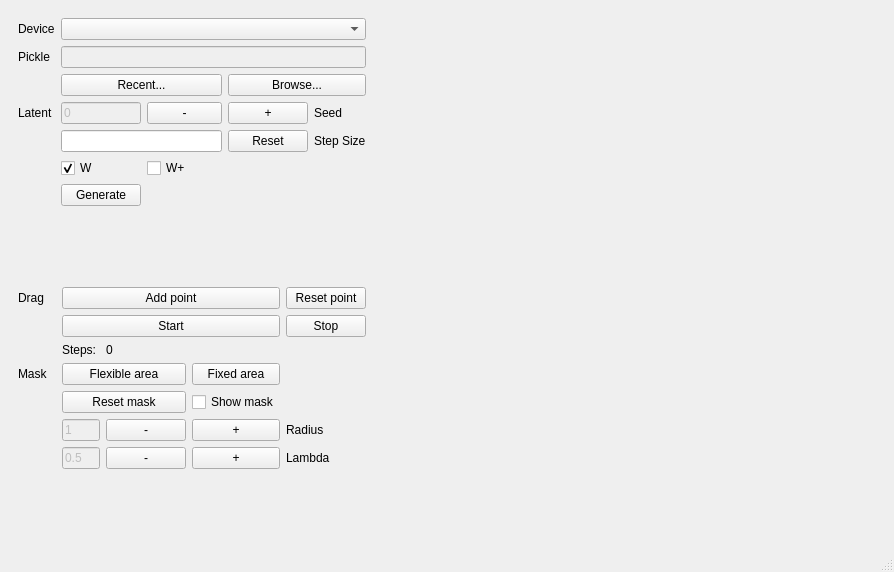
Above: ui/mainwindow.ui from Mech-Who/MyDragGAN before the change. Below: the same form after it.
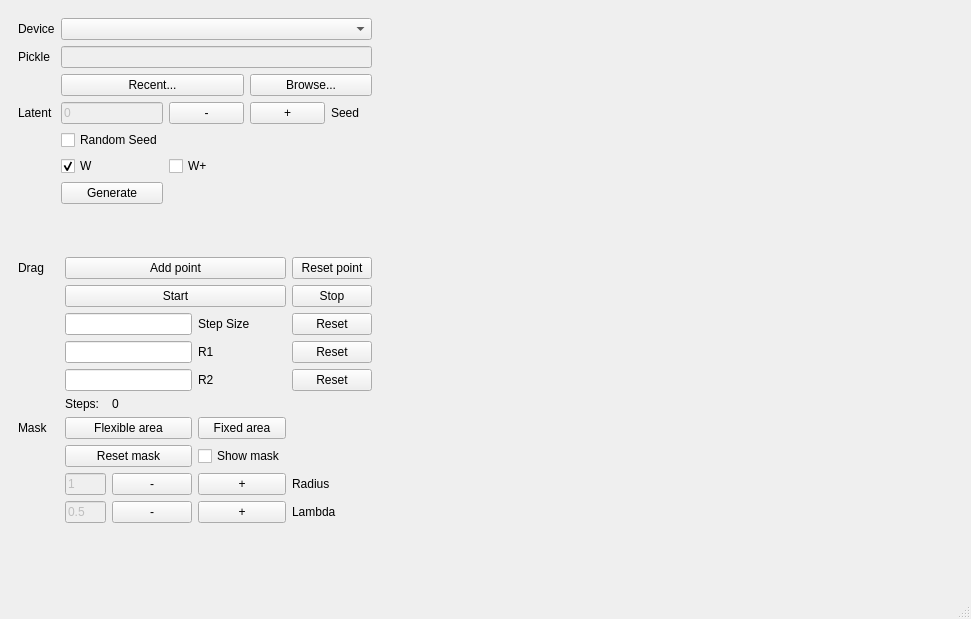
That is the form after the change. Custom widgets are drawn as their Qt base class.

Commit message: 添加R1、R2设置和RandomSeed

What changed in the file:
```diff
--- a/ui/mainwindow.ui
+++ b/ui/mainwindow.ui
@@ -6,18 +6,21 @@
    <rect>
     <x>0</x>
     <y>0</y>
-    <width>894</width>
-    <height>572</height>
+    <width>971</width>
+    <height>619</height>
    </rect>
   </property>
   <property name="windowTitle">
    <string>MainWindow</string>
   </property>
   <widget class="QWidget" name="centralwidget">
-   <layout class="QGridLayout" name="gridLayout" rowstretch="1,1" columnstretch="1,3">
+   <layout class="QGridLayout" name="gridLayout" rowstretch="7,10,0" columnstretch="1,3">
     <property name="spacing">
      <number>6</number>
     </property>
+    <item row="0" column="1" rowspan="3">
+     <widget class="ImageWidget" name="Image_Widget" native="true"/>
+    </item>
     <item row="0" column="0">
      <widget class="QWidget" name="model" native="true">
       <property name="sizePolicy">
@@ -26,7 +29,14 @@
         <verstretch>0</verstretch>
        </sizepolicy>
       </property>
-      <layout class="QGridLayout" name="gridLayout_2" rowstretch="1,0,0,0,0,0,0,0,0" columnstretch="2,0,0,0,0,0,0">
+      <layout class="QGridLayout" name="gridLayout_2" rowstretch="1,0,0,0,0,0,0,0" columnstretch="2,0,0,0,0,0,0">
+       <item row="2" column="3" colspan="4">
+        <widget class="QPushButton" name="Browse_PushButton">
+         <property name="text">
+          <string>Browse...</string>
+         </property>
+        </widget>
+       </item>
        <item row="3" column="2">
         <widget class="QPushButton" name="Minus4Seed_PushButton">
          <property name="minimumSize">
@@ -40,30 +50,14 @@
          </property>
         </widget>
        </item>
-       <item row="3" column="3">
-        <widget class="QPushButton" name="Plus4Seed_PushButton">
-         <property name="minimumSize">
-          <size>
-           <width>75</width>
-           <height>0</height>
-          </size>
-         </property>
+       <item row="2" column="1" colspan="2">
+        <widget class="QPushButton" name="Recent_PushButton">
          <property name="text">
-          <string>+</string>
+          <string>Recent...</string>
          </property>
         </widget>
        </item>
-       <item row="1" column="0">
-        <widget class="QLabel" name="Pickle_Label">
-         <property name="text">
-          <string>Pickle</string>
-         </property>
-        </widget>
-       </item>
-       <item row="5" column="1" colspan="2">
-        <widget class="QLineEdit" name="StepSize_LineEdit"/>
-       </item>
-       <item row="6" column="2">
+       <item row="5" column="2">
         <widget class="QCheckBox" name="Wp_CheckBox">
          <property name="text">
           <string>W+</string>
@@ -73,24 +67,10 @@
          </attribute>
         </widget>
        </item>
-       <item row="5" column="4" colspan="3">
-        <widget class="QLabel" name="StepSize_Label">
-         <property name="text">
-          <string>Step Size</string>
-         </property>
-        </widget>
-       </item>
        <item row="0" column="1" colspan="6">
         <widget class="QComboBox" name="Device_ComboBox"/>
        </item>
-       <item row="2" column="1" colspan="2">
-        <widget class="QPushButton" name="Recent_PushButton">
-         <property name="text">
-          <string>Recent...</string>
-         </property>
-        </widget>
-       </item>
-       <item row="6" column="1">
+       <item row="5" column="1">
         <widget class="QCheckBox" name="W_CheckBox">
          <property name="enabled">
           <bool>true</bool>
@@ -106,34 +86,13 @@
          </attribute>
         </widget>
        </item>
-       <item row="3" column="0">
-        <widget class="QLabel" name="Latent_Label">
-         <property name="text">
-          <string>Latent</string>
-         </property>
-        </widget>
-       </item>
-       <item row="3" column="4">
-        <widget class="QLabel" name="Seed_Label">
-         <property name="text">
-          <string>Seed</string>
-         </property>
-        </widget>
-       </item>
-       <item row="7" column="1">
+       <item row="6" column="1">
         <widget class="QPushButton" name="Generate_PushButton">
          <property name="text">
           <string>Generate</string>
          </property>
         </widget>
        </item>
-       <item row="5" column="3">
-        <widget class="QPushButton" name="Reset_PushButton">
-         <property name="text">
-          <string>Reset</string>
-         </property>
-        </widget>
-       </item>
        <item row="3" column="1">
         <widget class="QLineEdit" name="Seed_LineEdit">
          <property name="enabled">
@@ -144,6 +103,13 @@
          </property>
         </widget>
        </item>
+       <item row="1" column="1" colspan="6">
+        <widget class="QLineEdit" name="Pickle_LineEdit">
+         <property name="enabled">
+          <bool>false</bool>
+         </property>
+        </widget>
+       </item>
        <item row="0" column="0">
         <widget class="QLabel" name="Device_Label">
          <property name="text">
@@ -151,14 +117,14 @@
          </property>
         </widget>
        </item>
-       <item row="2" column="3" colspan="4">
-        <widget class="QPushButton" name="Browse_PushButton">
+       <item row="3" column="0">
+        <widget class="QLabel" name="Latent_Label">
          <property name="text">
-          <string>Browse...</string>
+          <string>Latent</string>
          </property>
         </widget>
        </item>
-       <item row="8" column="2">
+       <item row="7" column="2">
         <spacer name="verticalSpacer_3">
          <property name="orientation">
           <enum>Qt::Vertical</enum>
@@ -171,9 +137,42 @@
          </property>
         </spacer>
        </item>
-       <item row="1" column="1" colspan="6">
-        <widget class="QLineEdit" name="Pickle_LineEdit">
+       <item row="3" column="3">
+        <widget class="QPushButton" name="Plus4Seed_PushButton">
+         <property name="minimumSize">
+          <size>
+           <width>75</width>
+           <height>0</height>
+          </size>
+         </property>
+         <property name="text">
+          <string>+</string>
+         </property>
+        </widget>
+       </item>
+       <item row="1" column="0">
+        <widget class="QLabel" name="Pickle_Label">
+         <property name="text">
+          <string>Pickle</string>
+         </property>
+        </widget>
+       </item>
+       <item row="3" column="4">
+        <widget class="QLabel" name="Seed_Label">
+         <property name="text">
+          <string>Seed</string>
+         </property>
+        </widget>
+       </item>
+       <item row="4" column="1">
+        <widget class="QCheckBox" name="RandomSeed_CheckBox">
          <property name="enabled">
+          <bool>true</bool>
+         </property>
+         <property name="text">
+          <string>Random Seed</string>
+         </property>
+         <property name="checked">
           <bool>false</bool>
          </property>
         </widget>
@@ -184,13 +183,23 @@
     <item row="1" column="0">
      <widget class="QWidget" name="drag" native="true">
       <layout class="QGridLayout" name="gridLayout_3" columnstretch="4,4,1,1,4">
-       <item row="3" column="0">
-        <widget class="QLabel" name="Mask_Label">
+       <item row="0" column="1" colspan="3">
+        <widget class="QPushButton" name="AddPoint_PushButton">
          <property name="text">
-          <string>Mask</string>
+          <string>Add point</string>
          </property>
         </widget>
        </item>
+       <item row="0" column="0">
+        <widget class="QLabel" name="Drag_Label">
+         <property name="text">
+          <string>Drag</string>
+         </property>
+        </widget>
+       </item>
+       <item row="4" column="1" colspan="2">
+        <widget class="QLineEdit" name="StepSize_LineEdit"/>
+       </item>
        <item row="1" column="4">
         <widget class="QPushButton" name="Stop_PushButton">
          <property name="text">
@@ -198,17 +207,10 @@
          </property>
         </widget>
        </item>
-       <item row="5" column="2">
-        <widget class="QPushButton" name="Minus4Radius_PushButton">
+       <item row="11" column="4">
+        <widget class="QLabel" name="Drag_Label_5">
          <property name="text">
-          <string>-</string>
-         </property>
-        </widget>
-       </item>
-       <item row="6" column="2">
-        <widget class="QPushButton" name="Minus4Lambda_PushButton">
-         <property name="text">
-          <string>-</string>
+          <string>Lambda</string>
          </property>
         </widget>
        </item>
@@ -219,73 +221,22 @@
          </property>
         </widget>
        </item>
-       <item row="2" column="2" colspan="3">
-        <widget class="QLabel" name="StepNumber_Label">
+       <item row="11" column="2">
+        <widget class="QPushButton" name="Minus4Lambda_PushButton">
          <property name="text">
-          <string>0</string>
+          <string>-</string>
          </property>
         </widget>
        </item>
-       <item row="6" column="1">
-        <widget class="QLineEdit" name="Lambda_LineEdit">
-         <property name="enabled">
-          <bool>false</bool>
-         </property>
-         <property name="text">
-          <string>0.5</string>
-         </property>
-        </widget>
-       </item>
-       <item row="0" column="0">
-        <widget class="QLabel" name="Drag_Label">
-         <property name="text">
-          <string>Drag</string>
-         </property>
-        </widget>
-       </item>
-       <item row="5" column="1">
-        <widget class="QLineEdit" name="Radius_LineEdit">
-         <property name="enabled">
-          <bool>false</bool>
-         </property>
-         <property name="text">
-          <string>1</string>
-         </property>
-        </widget>
-       </item>
-       <item row="7" column="2">
-        <spacer name="verticalSpacer_2">
-         <property name="orientation">
-          <enum>Qt::Vertical</enum>
-         </property>
-         <property name="sizeHint" stdset="0">
-          <size>
-           <width>20</width>
-           <height>40</height>
-          </size>
-         </property>
-        </spacer>
-       </item>
-       <item row="2" column="1">
+       <item row="7" column="1">
         <widget class="QLabel" name="Steps_Label">
          <property name="text">
           <string>Steps:</string>
          </property>
         </widget>
        </item>
-       <item row="5" column="3">
-        <widget class="QPushButton" name="Plus4Radius_PushButton">
-         <property name="text">
-          <string>+</string>
-         </property>
-        </widget>
-       </item>
-       <item row="6" column="3">
-        <widget class="QPushButton" name="Plus4Lambda_PushButton">
-         <property name="text">
-          <string>+</string>
-         </property>
-        </widget>
+       <item row="5" column="1" colspan="2">
+        <widget class="QLineEdit" name="R1_LineEdit"/>
        </item>
        <item row="1" column="1" colspan="3">
         <widget class="QPushButton" name="Start_PushButton">
@@ -294,61 +245,157 @@
          </property>
         </widget>
        </item>
-       <item row="0" column="1" colspan="3">
-        <widget class="QPushButton" name="AddPoint_PushButton">
+       <item row="8" column="3">
+        <widget class="QPushButton" name="FixedArea_PushButton">
          <property name="text">
-          <string>Add point</string>
+          <string>Fixed area</string>
          </property>
         </widget>
        </item>
-       <item row="5" column="4">
+       <item row="7" column="2" colspan="3">
+        <widget class="QLabel" name="StepNumber_Label">
+         <property name="text">
+          <string>0</string>
+         </property>
+        </widget>
+       </item>
+       <item row="4" column="3">
+        <widget class="QLabel" name="StepSize_Label">
+         <property name="text">
+          <string>Step Size</string>
+         </property>
+        </widget>
+       </item>
+       <item row="8" column="0">
+        <widget class="QLabel" name="Mask_Label">
+         <property name="text">
+          <string>Mask</string>
+         </property>
+        </widget>
+       </item>
+       <item row="12" column="2">
+        <spacer name="verticalSpacer_2">
+         <property name="orientation">
+          <enum>Qt::Vertical</enum>
+         </property>
+         <property name="sizeHint" stdset="0">
+          <size>
+           <width>20</width>
+           <height>40</height>
+          </size>
+         </property>
+        </spacer>
+       </item>
+       <item row="9" column="3">
+        <widget class="QCheckBox" name="ShowMask_CheckBox">
+         <property name="text">
+          <string>Show mask</string>
+         </property>
+        </widget>
+       </item>
+       <item row="10" column="4">
         <widget class="QLabel" name="Drag_Label_4">
          <property name="text">
           <string>Radius</string>
          </property>
         </widget>
        </item>
-       <item row="6" column="4">
-        <widget class="QLabel" name="Drag_Label_5">
+       <item row="5" column="4">
+        <widget class="QPushButton" name="Reset4R1_PushButton">
          <property name="text">
-          <string>Lambda</string>
+          <string>Reset</string>
          </property>
         </widget>
        </item>
-       <item row="3" column="1" colspan="2">
-        <widget class="QPushButton" name="FlexibleArea_PushButton">
+       <item row="5" column="3">
+        <widget class="QLabel" name="R1_Label">
          <property name="text">
-          <string>Flexible area</string>
+          <string>R1</string>
          </property>
         </widget>
        </item>
-       <item row="4" column="1" colspan="2">
+       <item row="11" column="3">
+        <widget class="QPushButton" name="Plus4Lambda_PushButton">
+         <property name="text">
+          <string>+</string>
+         </property>
+        </widget>
+       </item>
+       <item row="4" column="4">
+        <widget class="QPushButton" name="Reset4StepSize_PushButton">
+         <property name="text">
+          <string>Reset</string>
+         </property>
+        </widget>
+       </item>
+       <item row="11" column="1">
+        <widget class="QLineEdit" name="Lambda_LineEdit">
+         <property name="enabled">
+          <bool>false</bool>
+         </property>
+         <property name="text">
+          <string>0.5</string>
+         </property>
+        </widget>
+       </item>
+       <item row="9" column="1" colspan="2">
         <widget class="QPushButton" name="ResetMask_PushButton">
          <property name="text">
           <string>Reset mask</string>
          </property>
         </widget>
        </item>
-       <item row="4" column="3">
-        <widget class="QCheckBox" name="ShowMask_CheckBox">
+       <item row="10" column="1">
+        <widget class="QLineEdit" name="Radius_LineEdit">
+         <property name="enabled">
+          <bool>false</bool>
+         </property>
          <property name="text">
-          <string>Show mask</string>
+          <string>1</string>
          </property>
         </widget>
        </item>
-       <item row="3" column="3">
-        <widget class="QPushButton" name="FixedArea_PushButton">
+       <item row="8" column="1" colspan="2">
+        <widget class="QPushButton" name="FlexibleArea_PushButton">
          <property name="text">
-          <string>Fixed area</string>
+          <string>Flexible area</string>
          </property>
         </widget>
        </item>
+       <item row="10" column="3">
+        <widget class="QPushButton" name="Plus4Radius_PushButton">
+         <property name="text">
+          <string>+</string>
+         </property>
+        </widget>
+       </item>
+       <item row="10" column="2">
+        <widget class="QPushButton" name="Minus4Radius_PushButton">
+         <property name="text">
+          <string>-</string>
+         </property>
+        </widget>
+       </item>
+       <item row="6" column="4">
+        <widget class="QPushButton" name="Reset4R2_PushButton">
+         <property name="text">
+          <string>Reset</string>
+         </property>
+        </widget>
+       </item>
+       <item row="6" column="3">
+        <widget class="QLabel" name="R2_Label">
+         <property name="text">
+          <string>R2</string>
+         </property>
+        </widget>
+       </item>
+       <item row="6" column="1" colspan="2">
+        <widget class="QLineEdit" name="R2_LineEdit"/>
+       </item>
       </layout>
      </widget>
     </item>
-    <item row="0" column="1" rowspan="2">
-     <widget class="ImageWidget" name="Image_Widget" native="true"/>
-    </item>
    </layout>
   </widget>
   <widget class="QMenuBar" name="menubar">
```
Left out of the diff: 4 changed lines with no effect on the pictures. The commit also changes 2 other files.
